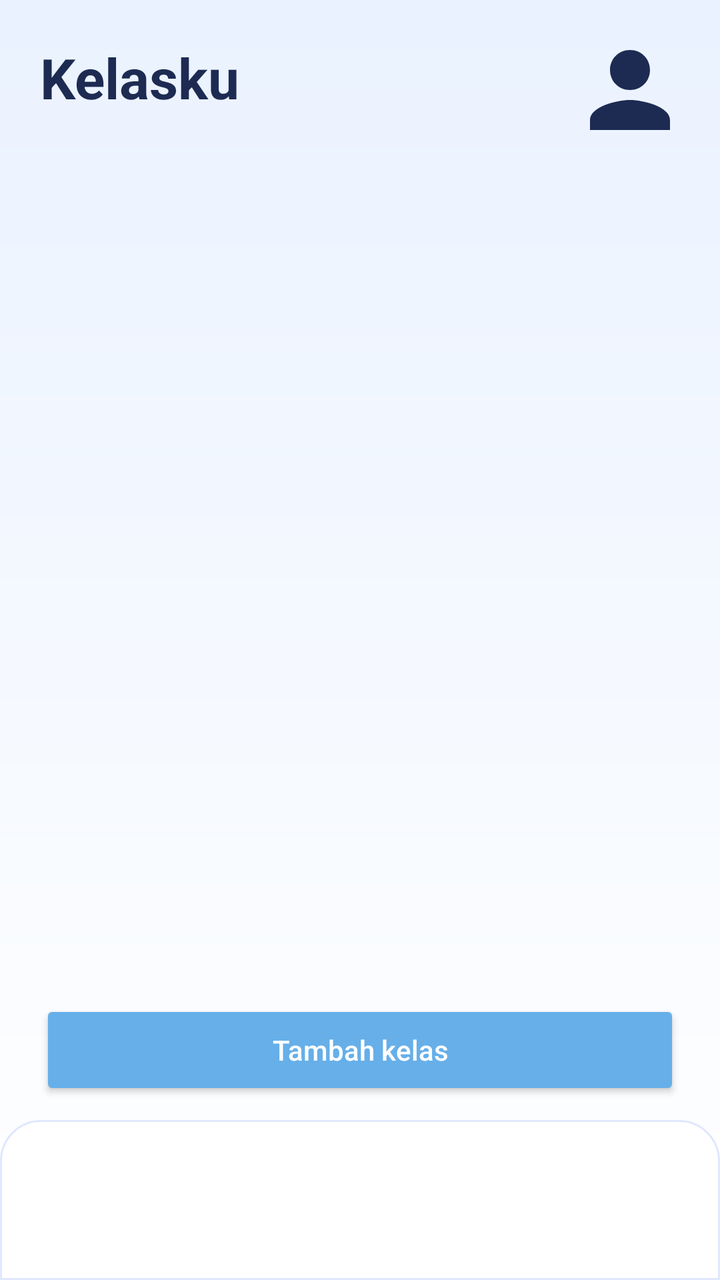
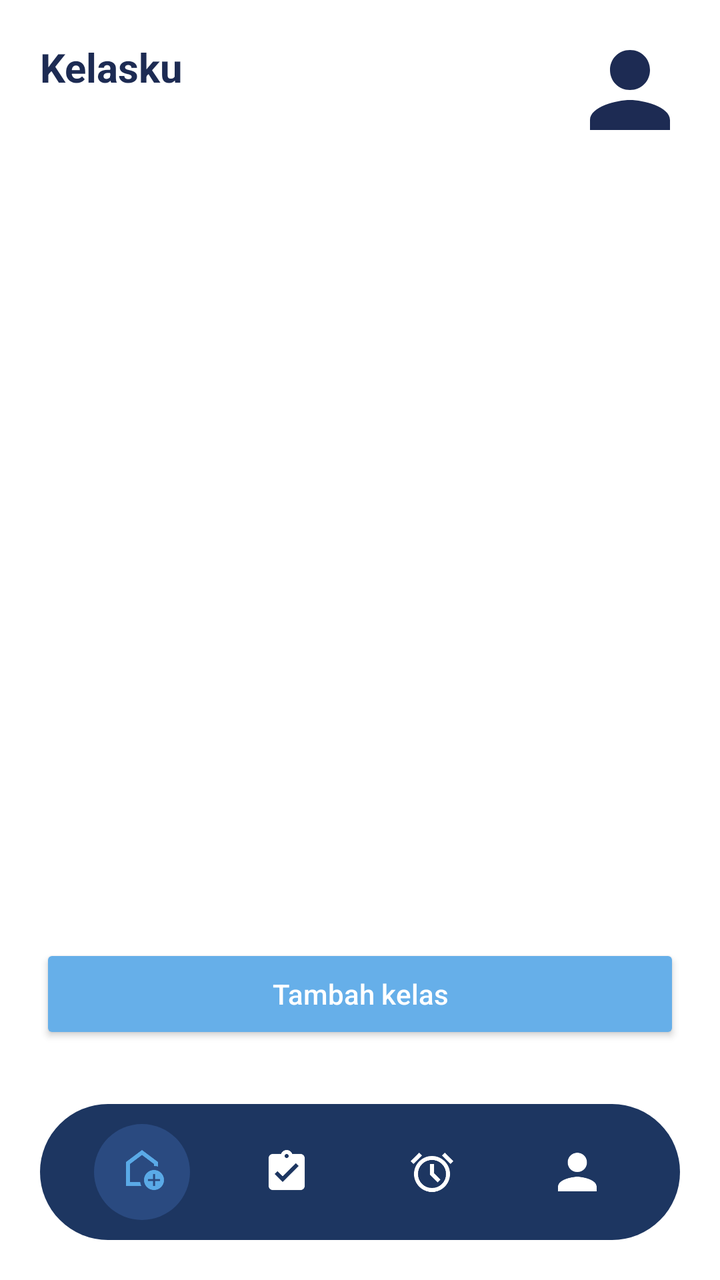

Compare the two renders of this Android layout. The source of the first and the diff that turns it into the second are given below.
<!-- AndroidManifest.xml: application theme Theme.SCHOOLREMINDERR -->
<!-- res/layout/activity_class_student.xml -->
<?xml version="1.0" encoding="utf-8"?>
<LinearLayout
    xmlns:android="http://schemas.android.com/apk/res/android"
    xmlns:app="http://schemas.android.com/apk/res-auto"
    android:layout_width="match_parent"
    android:layout_height="match_parent"
    android:orientation="vertical"
    android:background="@drawable/bg_home_gradient">

    
    <RelativeLayout
        android:layout_width="match_parent"
        android:layout_height="wrap_content"
        android:padding="20dp">

        <TextView
            android:id="@+id/tvTitle"
            android:layout_width="wrap_content"
            android:layout_height="wrap_content"
            android:text="Kelasku"
            android:textStyle="bold"
            android:textSize="28sp"
            android:textColor="#1D2B53"/>

        <ImageView
            android:layout_width="50dp"
            android:layout_height="50dp"
            android:layout_alignParentEnd="true"
            android:src="@drawable/ic_profile"/>
    </RelativeLayout>

    
    <androidx.recyclerview.widget.RecyclerView
        android:id="@+id/rvClass"
        android:layout_width="match_parent"
        android:layout_height="0dp"
        android:layout_weight="1"
        android:paddingHorizontal="20dp"
        android:clipToPadding="false"/>

    
    <LinearLayout
        android:layout_width="match_parent"
        android:layout_height="wrap_content"
        android:paddingHorizontal="20dp"
        android:paddingBottom="10dp">

        <Button
            android:id="@+id/btnTambah"
            android:layout_width="match_parent"
            android:layout_height="50dp"
            android:text="Tambah kelas"
            android:textAllCaps="false"
            android:backgroundTint="#66AFE9"
            android:textColor="#FFFFFF"/>
    </LinearLayout>

    
    <LinearLayout
        android:layout_width="match_parent"
        android:layout_height="80dp"
        android:background="@drawable/bottom_nav_bg"/>

</LinearLayout>
<!-- resources referenced by this layout -->
<resources>
  <!-- drawable bg_home_gradient (drawable) -->
  <?xml version="1.0" encoding="utf-8"?>
  <shape xmlns:android="http://schemas.android.com/apk/res/android"
      android:shape="rectangle">
      <gradient
          android:startColor="#EAF2FF"
          android:endColor="#FFFFFF"
          android:angle="270"/>
  </shape>
  <!-- drawable bottom_nav_bg (drawable) -->
  <?xml version="1.0" encoding="utf-8"?>
  <shape xmlns:android="http://schemas.android.com/apk/res/android"
      android:shape="rectangle">
      <solid android:color="#FFFFFF"/>
      <corners android:topLeftRadius="20dp" android:topRightRadius="20dp"/>
      <stroke android:width="1dp" android:color="#E0E8FF"/>
  </shape>
  <!-- drawable ic_profile (drawable) -->
  <vector xmlns:android="http://schemas.android.com/apk/res/android"
      android:width="24dp"
      android:height="24dp"
      android:viewportWidth="24"
      android:viewportHeight="24"
      android:tint="#1D2B53">
      <path android:fillColor="@android:color/white"
          android:pathData="M12,12c2.7,0 4.8,-2.1 4.8,-4.8S14.7,2.4 12,2.4 7.2,4.5 7.2,7.2 9.3,12 12,12zM12,14.4c-3.2,0 -9.6,1.6 -9.6,4.8v2.4h19.2v-2.4c0,-3.2 -6.4,-4.8 -9.6,-4.8z"/>
  </vector>
  <style name="Theme.SCHOOLREMINDERR" parent="Theme.MaterialComponents.Light.NoActionBar">
      </style>
</resources>

<!-- the commit's change to res/layout/activity_class_student.xml (unified diff, before → after) -->
@@ -5,7 +5,9 @@
     android:layout_width="match_parent"
     android:layout_height="match_parent"
     android:orientation="vertical"
-    android:background="@drawable/bg_home_gradient">
+    android:background="@android:color/white">
+
+
 
     
     <RelativeLayout
@@ -13,13 +15,15 @@
         android:layout_height="wrap_content"
         android:padding="20dp">
 
+
+
         <TextView
             android:id="@+id/tvTitle"
             android:layout_width="wrap_content"
             android:layout_height="wrap_content"
             android:text="Kelasku"
             android:textStyle="bold"
-            android:textSize="28sp"
+            android:textSize="20sp"
             android:textColor="#1D2B53"/>
 
         <ImageView
@@ -45,8 +49,9 @@
         android:paddingHorizontal="20dp"
         android:paddingBottom="10dp">
 
+
         <Button
-            android:id="@+id/btnTambah"
+            android:id="@+id/btnGabung"
             android:layout_width="match_parent"
             android:layout_height="50dp"
             android:text="Tambah kelas"
@@ -56,9 +61,93 @@
     </LinearLayout>
 
     
+    <include
+        layout="@layout/bottom_nav_student"
+        android:layout_width="match_parent"
+        android:layout_height="68dp"
+        android:layout_margin="20dp"
+        android:layout_alignParentBottom="true"/>
+</LinearLayout>
+<!-- res/layout/bottom_nav_student.xml (included above) -->
+<?xml version="1.0" encoding="utf-8"?>
+<LinearLayout
+    xmlns:android="http://schemas.android.com/apk/res/android"
+    android:layout_width="300dp"
+    android:layout_height="70dp"
+    android:layout_gravity="center_horizontal|bottom"
+    android:layout_marginBottom="20dp"
+    android:background="@drawable/bg_bottom_nav"
+    android:gravity="center"
+    android:orientation="horizontal"
+    android:paddingHorizontal="15dp"
+    android:weightSum="4">
+
+    
     <LinearLayout
-        android:layout_width="match_parent"
-        android:layout_height="80dp"
-        android:background="@drawable/bottom_nav_bg"/>
+        android:layout_width="0dp"
+        android:layout_height="wrap_content"
+        android:layout_weight="1"
+        android:gravity="center">
+
+        <ImageButton
+            android:id="@+id/btnHome"
+            android:layout_width="48dp"
+            android:layout_height="48dp"
+            android:background="@drawable/bg_nav_active"
+            android:padding="10dp"
+            android:src="@drawable/ic_home"
+            android:tint="#5AAAE7"/>
+    </LinearLayout>
+
+    
+    <LinearLayout
+        android:layout_width="0dp"
+        android:layout_height="wrap_content"
+        android:layout_weight="1"
+        android:gravity="center">
+
+        <ImageButton
+            android:id="@+id/btnClass"
+            android:layout_width="48dp"
+            android:layout_height="48dp"
+            android:background="@android:color/transparent"
+            android:padding="10dp"
+            android:src="@drawable/ic_task"
+            android:tint="#FFFFFF"/>
+    </LinearLayout>
+
+    
+    <LinearLayout
+        android:layout_width="0dp"
+        android:layout_height="wrap_content"
+        android:layout_weight="1"
+        android:gravity="center">
+
+        <ImageButton
+            android:id="@+id/btnNotif"
+            android:layout_width="48dp"
+            android:layout_height="48dp"
+            android:background="@android:color/transparent"
+            android:padding="10dp"
+            android:src="@drawable/ic_notification"
+            android:tint="#FFFFFF"/>
+    </LinearLayout>
+
+    
+    <LinearLayout
+        android:layout_width="0dp"
+        android:layout_height="wrap_content"
+        android:layout_weight="1"
+        android:gravity="center">
+
+        <ImageButton
+            android:id="@+id/btnProfile"
+            android:layout_width="48dp"
+            android:layout_height="48dp"
+            android:background="@android:color/transparent"
+            android:padding="10dp"
+            android:src="@drawable/ic_profile"
+            android:tint="#FFFFFF"/>
+    </LinearLayout>
 
 </LinearLayout>
<!-- resource entries referenced after the edit -->
@@ -1,22 +1,30 @@
 <!-- resources referenced by this layout -->
 <resources>
-  <!-- drawable bg_home_gradient (drawable) -->
+  <!-- drawable bg_bottom_nav (drawable) -->
   <?xml version="1.0" encoding="utf-8"?>
   <shape xmlns:android="http://schemas.android.com/apk/res/android"
       android:shape="rectangle">
-      <gradient
-          android:startColor="#EAF2FF"
-          android:endColor="#FFFFFF"
-          android:angle="270"/>
+      <solid android:color="#1D3661"/>
+      <corners android:radius="35dp"/>
   </shape>
-  <!-- drawable bottom_nav_bg (drawable) -->
+  <!-- drawable bg_nav_active (drawable) -->
   <?xml version="1.0" encoding="utf-8"?>
   <shape xmlns:android="http://schemas.android.com/apk/res/android"
-      android:shape="rectangle">
-      <solid android:color="#FFFFFF"/>
-      <corners android:topLeftRadius="20dp" android:topRightRadius="20dp"/>
-      <stroke android:width="1dp" android:color="#E0E8FF"/>
+      android:shape="oval">
+      <solid android:color="#2A4A80"/>
   </shape>
+  <!-- drawable ic_home (drawable) -->
+  <vector xmlns:android="http://schemas.android.com/apk/res/android" android:height="24dp" android:tint="#000000" android:viewportHeight="960" android:viewportWidth="960" android:width="24dp">
+        
+      <path android:fillColor="@android:color/white" android:pathData="M700,760L740,760L740,660L840,660L840,620L740,620L740,520L700,520L700,620L600,620L600,660L700,660L700,760ZM720,840Q637,840 578.5,781.5Q520,723 520,640Q520,557 578.5,498.5Q637,440 720,440Q803,440 861.5,498.5Q920,557 920,640Q920,723 861.5,781.5Q803,840 720,840ZM160,760L160,280L480,40L800,280L800,372Q781,366 761,363Q741,360 720,360L720,320L480,140L240,320L240,680L443,680Q446,701 452,721Q458,741 467,760L160,760ZM480,410L480,410L480,410L480,410L480,410Q480,410 480,410Q480,410 480,410Q480,410 480,410Q480,410 480,410Z"/>
+      
+  </vector>
+  <!-- drawable ic_notification (drawable) -->
+  <vector xmlns:android="http://schemas.android.com/apk/res/android" android:height="24dp" android:tint="#000000" android:viewportHeight="960" android:viewportWidth="960" android:width="24dp">
+        
+      <path android:fillColor="@android:color/white" android:pathData="M339.5,851.5Q274,823 225.5,774.5Q177,726 148.5,660.5Q120,595 120,520Q120,445 148.5,379.5Q177,314 225.5,265.5Q274,217 339.5,188.5Q405,160 480,160Q555,160 620.5,188.5Q686,217 734.5,265.5Q783,314 811.5,379.5Q840,445 840,520Q840,595 811.5,660.5Q783,726 734.5,774.5Q686,823 620.5,851.5Q555,880 480,880Q405,880 339.5,851.5ZM480,520Q480,520 480,520Q480,520 480,520Q480,520 480,520Q480,520 480,520Q480,520 480,520Q480,520 480,520Q480,520 480,520Q480,520 480,520ZM592,688L648,632L520,504L520,320L440,320L440,536L592,688ZM224,94L280,150L110,320L54,264L224,94ZM736,94L906,264L850,320L680,150L736,94ZM480,800Q597,800 678.5,718.5Q760,637 760,520Q760,403 678.5,321.5Q597,240 480,240Q363,240 281.5,321.5Q200,403 200,520Q200,637 281.5,718.5Q363,800 480,800Z"/>
+      
+  </vector>
   <!-- drawable ic_profile (drawable) -->
   <vector xmlns:android="http://schemas.android.com/apk/res/android"
       android:width="24dp"
@@ -27,6 +35,16 @@
       <path android:fillColor="@android:color/white"
           android:pathData="M12,12c2.7,0 4.8,-2.1 4.8,-4.8S14.7,2.4 12,2.4 7.2,4.5 7.2,7.2 9.3,12 12,12zM12,14.4c-3.2,0 -9.6,1.6 -9.6,4.8v2.4h19.2v-2.4c0,-3.2 -6.4,-4.8 -9.6,-4.8z"/>
   </vector>
+  <!-- drawable ic_task (drawable) -->
+  <vector xmlns:android="http://schemas.android.com/apk/res/android"
+      android:width="24dp"
+      android:height="24dp"
+      android:viewportWidth="24"
+      android:viewportHeight="24"
+      android:tint="#FFFFFF">
+      <path android:fillColor="@android:color/white"
+          android:pathData="M19,3h-4.18C14.4,1.84 13.3,1 12,1c-1.3,0 -2.4,0.84 -2.82,2H5c-1.1,0 -2,0.9 -2,2v14c0,1.1 0.9,2 2,2h14c1.1,0 2,-0.9 2,-2V5c0,-1.1 -0.9,-2 -2,-2zM12,3c0.55,0 1,0.45 1,1s-0.45,1 -1,1 -1,-0.45 -1,-1 0.45,-1 1,-1zM10,17l-4,-4 1.41,-1.41L10,14.17l6.59,-6.59L18,9l-8,8z"/>
+  </vector>
   <style name="Theme.SCHOOLREMINDERR" parent="Theme.MaterialComponents.Light.NoActionBar">
       </style>
 </resources>
